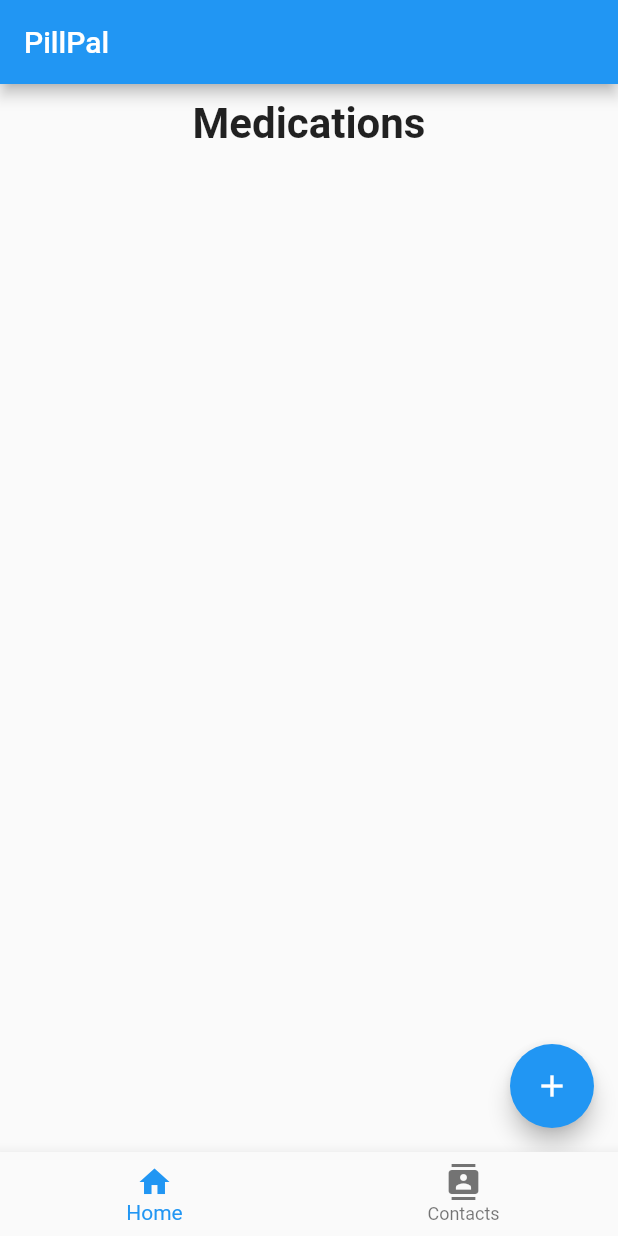
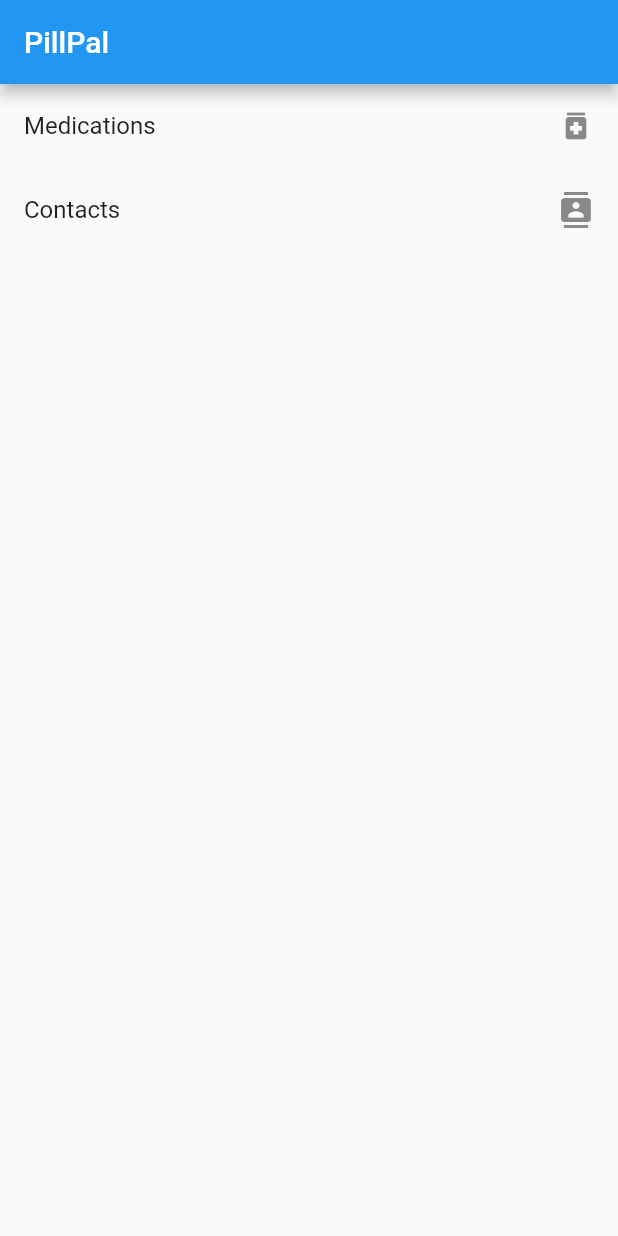
Before and after one commit to sunnyahu/EE475_app, a Flutter app: the screen it shows after launch, on a phone screen of 412 x 824 dp. Run offline on Flutter 3.47's test engine with Material 2 defaults, Android fonts, the phone set to English and light mode, and no system bars; our stand-ins replace flutter_blue, table_calendar.

Commit message:
Integrated contacts

```diff
--- a/lib/contact/views/list_contacts.dart
+++ b/lib/contact/views/list_contacts.dart
@@ -5,7 +5,6 @@
 
 import 'package:flutter/material.dart';
 
-import '../../widgets/header_text.dart';
 import '../../contact/data/contact.dart';
 import '../../contact/views/edit_contact.dart';
 
@@ -27,14 +26,13 @@ class ListContactsState extends State<ListContacts> {
 
   @override
   Widget build(BuildContext context) {
-    return MaterialApp(
-      home: Scaffold(
+    return Scaffold(
       appBar: AppBar(
         title: const Text('Contacts'),
       ),
       body: Column(
         children: <Widget>[
-            // List of Medications Entered by the user.
+          // List of Contacts Entered by the user.
           Expanded(
             child: ListView.separated(
               separatorBuilder: (context, index) {
@@ -45,6 +43,7 @@ class ListContactsState extends State<ListContacts> {
                 Contact contact = contacts[index];
                 return ListTile(
                   title: Text(contact.name),
+                  subtitle: Text(contact.phoneNumber),
                   trailing: const Icon(Icons.person),
                   onTap: () {
                     Navigator.push(
@@ -53,7 +52,7 @@ class ListContactsState extends State<ListContacts> {
                         builder: (context) => EditContact(contacts, contact),
                       ),
                     ).then((value) {
-                        // Reload Home Page once the user enters their medication.
+                      // Reload Home Page once the user enters a contact.
                       setState(() {});
                     });
                   },
@@ -79,7 +78,6 @@ class ListContactsState extends State<ListContacts> {
         child: const Icon(Icons.add),
         backgroundColor: Colors.blue,
       ),
-      ),
     );
   }
 }
--- a/lib/main.dart
+++ b/lib/main.dart
@@ -30,44 +30,40 @@ class PillPalState extends State<PillPal> {
 
   @override
   Widget build(BuildContext context) {
-    int index = 0;
-    PageController pageController = PageController(initialPage: 0);
     return MaterialApp(
       home: Scaffold(
-        body: PageView(
-          controller: pageController,
-          onPageChanged: (int page) {
-            setState(() {
-              index = page;
-            });
-          },
-          children: <Widget>[
-            ListMedication(medications),
-            ListContacts(contacts),
-          ],
+          appBar: AppBar(
+            title: const Text('PillPal'),
           ),
-        bottomNavigationBar: BottomNavigationBar(
-          currentIndex: index,
-          type: BottomNavigationBarType.fixed,
-          items: const <BottomNavigationBarItem>[
-            BottomNavigationBarItem(
-              icon: Icon(Icons.home),
-              label: 'Home',
+          body: Column(
+            children: [
+              ListTile(
+                title: const Text("Medications"),
+                trailing: const Icon(Icons.medication),
+                onTap: () {
+                  Navigator.push(
+                    context,
+                    MaterialPageRoute(
+                      builder: (context) =>
+                          ListMedications(medications, contacts),
                     ),
-            BottomNavigationBarItem(
-              icon: Icon(Icons.contacts),
-              label: 'Contacts',
-            ),
-          ],
-          onTap: (int page) {
-            pageController.animateToPage(
-              page,
-              duration: const Duration(milliseconds: 300),
-              curve: Curves.easeInOut,
                   );
                 },
               ),
+              ListTile(
+                title: const Text("Contacts"),
+                trailing: const Icon(Icons.contacts),
+                onTap: () {
+                  Navigator.push(
+                    context,
+                    MaterialPageRoute(
+                      builder: (context) => ListContacts(contacts),
                     ),
+                  );
+                },
+              ),
+            ],
+          )),
     );
   }
 }
--- a/lib/med/views/list_medications.dart
+++ b/lib/med/views/list_medications.dart
@@ -8,34 +8,34 @@ import 'package:flutter/material.dart';
 import '../../med/data/medication.dart';
 import '../../med/views/edit_medication.dart';
 import '../../med/views/medication_data.dart';
-import '../../widgets/header_text.dart';
+import '../../contact/data/contact.dart';
 
-class ListMedication extends StatefulWidget {
+class ListMedications extends StatefulWidget {
   List<Medication> medications;
+  List<Contact> contacts;
   @override
-  ListMedication(this.medications);
+  ListMedications(this.medications, this.contacts);
 
   State<StatefulWidget> createState() {
-    return ListMedicationState(medications);
+    return ListMedicationState(medications, contacts);
   }
 }
 
-class ListMedicationState extends State<ListMedication> {
+class ListMedicationState extends State<ListMedications> {
   // List of Medications
   List<Medication> medications;
+  List<Contact> contacts;
 
-  ListMedicationState(this.medications);
+  ListMedicationState(this.medications, this.contacts);
 
   @override
   Widget build(BuildContext context) {
-    return MaterialApp(
-      home: Scaffold(
+    return Scaffold(
       appBar: AppBar(
-          title: const Text('PillPal'),
+        title: const Text('Medications'),
       ),
       body: Column(
         children: <Widget>[
-            HeaderText('Medications'),
           // List of Medications Entered by the user.
           Expanded(
             child: ListView.separated(
@@ -54,7 +54,7 @@ class ListMedicationState extends State<ListMedication> {
                       context,
                       MaterialPageRoute(
                         builder: (context) =>
-                              MedicationData(medications, medication),
+                            MedicationData(medications, contacts, medication),
                       ),
                     ).then((value) {
                       // Reload Home Page once the user enters their medication.
@@ -73,7 +73,7 @@ class ListMedicationState extends State<ListMedication> {
             context,
             MaterialPageRoute(
               // scan_new_bottle.dart view
-                builder: (context) => EditMedication(medications, null),
+              builder: (context) => EditMedication(medications, contacts, null),
             ),
           ).then((value) {
             // Reload Home Page once the user enters their medication.
@@ -83,7 +83,6 @@ class ListMedicationState extends State<ListMedication> {
         child: const Icon(Icons.add),
         backgroundColor: Colors.blue,
       ),
-      ),
     );
   }
 }
--- a/lib/widgets/header_text.dart
+++ /dev/null
@@ -1,29 +0,0 @@
-/// PillPal
-///
-/// This file stores a widget for Header Text that may be useful
-/// in other places.
-
-import 'package:flutter/material.dart';
-
-class HeaderText extends StatelessWidget {
-  final String text;
-  static const double fontsize = 28.0;
-
-  HeaderText(this.text);
-
-  @override
-  Widget build(BuildContext context) {
-    return Container(
-      width: double.infinity,
-      margin: const EdgeInsets.all(10),
-      child: Text(
-        text,
-        textAlign: TextAlign.center,
-        style: const TextStyle(
-          fontSize: fontsize,
-          fontWeight: FontWeight.bold,
-        ),
-      ),
-    );
-  }
-}
```
Also changed, not shown: lib/contact/views/edit_contact.dart (+52 -37 lines), lib/contact/views/select_contacts.dart (added, +76 -0 lines), lib/med/data/medication.dart (+6 -2 lines), lib/med/views/edit_medication.dart (+62 -24 lines), lib/med/views/medication_data.dart (+8 -4 lines), lib/widgets/input.dart (+5 -5 lines). Lines whose indentation alone changed are shown as unchanged.
